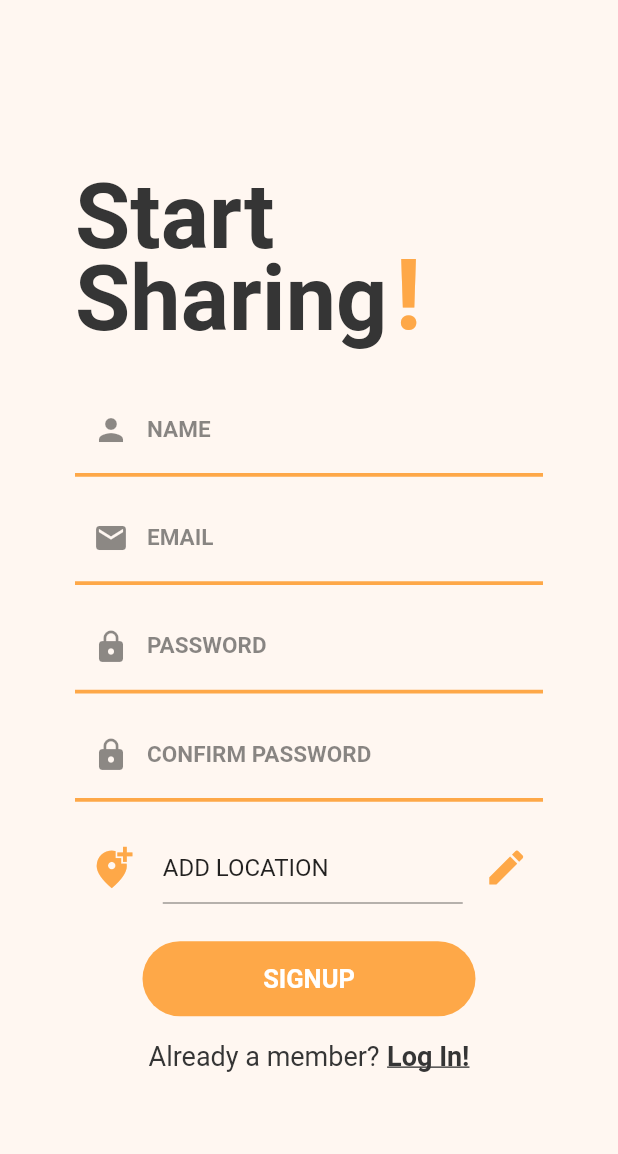
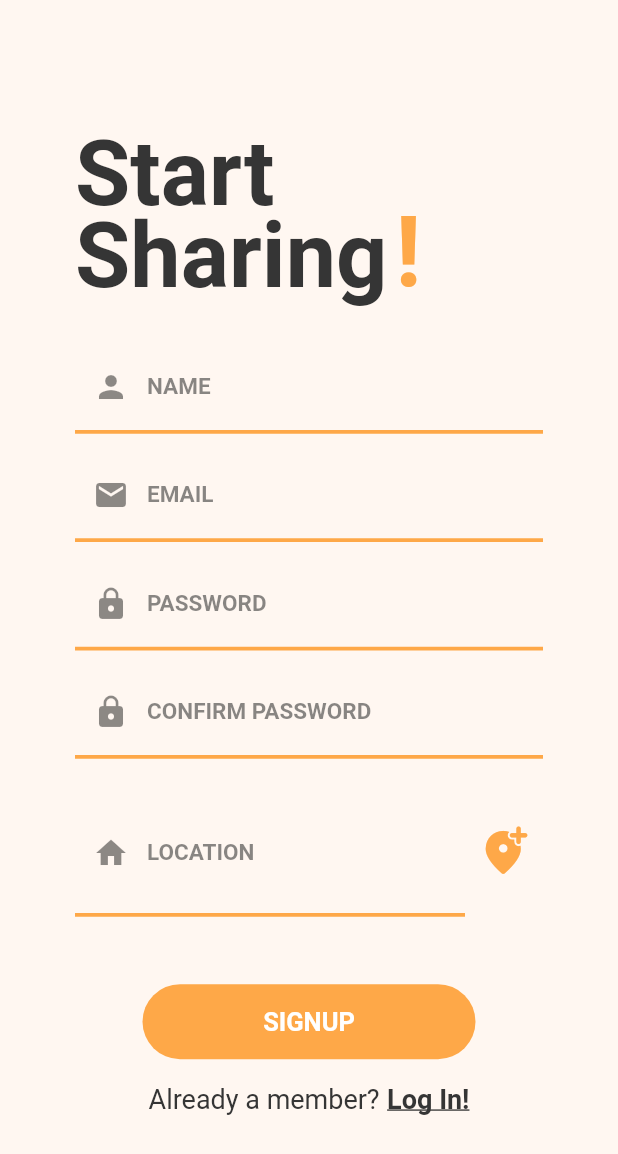
Before and after one commit to Food-For-Good/ffg-mobile, a Flutter app: the RegisterScreen screen opened by its route, on a phone screen of 412 x 824 dp. Shown: the top 1154 px of the screen. Run offline on Flutter 3.47's test engine with Material 2 defaults, Android fonts, the phone set to English and light mode, and no system bars; our stand-ins replace cloud_firestore, firebase_auth, flushbar, flutter_map, flutter_spinkit, font_awesome_flutter and 3 more; missing offline and left inert: geocoder, mapbox_gl; accounts and stored records are empty; Roboto replaces fonts that are missing (Proxima Nova).

Commit message:
Added ability to edit saved address.

```diff
--- a/lib/components/text_feild.dart
+++ b/lib/components/text_feild.dart
@@ -2,21 +2,24 @@ import 'package:flutter/material.dart';
 import 'package:FoodForGood/constants.dart';
 
 class CustomTextFeild extends StatelessWidget {
-  final label;
-  final kbType;
-  final isPass;
-  final prefixIcon;
-  final textCap;
-  final changed;
-  final lines;
+  final Function changed;
+  final bool isPass;
+  final TextInputType kbType;
+  final String label;
+  final Icon prefixIcon;
+  final TextCapitalization textCap;
+  final TextEditingController editingController;
+
+  final int lines;
   CustomTextFeild({
+    this.changed,
+    this.isPass = false,
+    this.kbType = TextInputType.text,
     this.label = 'button',
-    this.kbType = TextInputType.text,
-    this.isPass = false,
-    this.prefixIcon = Null,
+    this.prefixIcon,
     this.textCap = TextCapitalization.none,
-    this.changed = Null,
     this.lines = 1,
+    this.editingController,
   });
 
   @override
@@ -26,6 +29,7 @@ class CustomTextFeild extends StatelessWidget {
       onChanged: changed,
       cursorColor: kPrimaryColor,
       textCapitalization: textCap,
+      controller: editingController,
       style: TextStyle(
         fontWeight: FontWeight.bold,
         fontSize: 20.0,
--- a/lib/models/address_model.dart
+++ b/lib/models/address_model.dart
@@ -9,7 +9,7 @@ class AddressModel extends ChangeNotifier {
 
   AddressModel([location, text]) {
     this.location = location ?? LatLng(0.0, 0.0);
-    this.text = text ?? 'ADD LOCATION';
+    this.text = text ?? '';
   }
 
   void _syncTextToLocation() async {
--- a/lib/screens/register_screen.dart
+++ b/lib/screens/register_screen.dart
@@ -22,8 +22,6 @@ class RegisterScreenState extends State<RegisterScreen> {
   bool _showSpinner = false;
   String _name, _email, _password, _confirmPassword;
   Firestore _firestore = Firestore.instance;
-
-  bool _isEditing = false;
 
   void _openAddressModal(AddressModel addressModel) async {
     showModalBottomSheet(
@@ -136,45 +134,32 @@ class RegisterScreenState extends State<RegisterScreen> {
                       Consumer<AddressModel>(
                         builder: (context, addressModel, child) {
                           return Row(
-                            mainAxisAlignment: MainAxisAlignment.center,
+                            // mainAxisAlignment: MainAxisAlignment.center,
                             children: <Widget>[
+                              Container(
+                                width: 260.0,
+                                child: CustomTextFeild(
+                                  label: 'LOCATION',
+                                  prefixIcon: Icon(Icons.home),
+                                  lines: 2,
+                                  editingController: TextEditingController(
+                                    text: addressModel.text,
+                                  ),
+                                ),
+                              ),
                               IconButton(
-                                icon: Icon(Icons.add_location_alt),
+                                icon: Icon(Icons.add_location_alt_rounded),
                                 color: kPrimaryColor,
                                 onPressed: () {
                                   this._openAddressModal(addressModel);
                                 },
-                                iconSize: 30.0,
-                              ),
-                              SizedBox(width: 10.0),
-                              Container(
-                                width: 200.0,
-                                child: TextField(
-                                  onSubmitted: (newValue) {
-                                    setState(() {
-                                      addressModel.updateText(newValue);
-                                    });
-                                  },
-                                  controller: TextEditingController(
-                                      text: addressModel.text),
-                                ),
-                              ),
-                              SizedBox(width: 5.0),
-                              IconButton(
-                                icon: Icon(Icons.edit),
-                                color: kPrimaryColor,
-                                onPressed: () {
-                                  setState(() {
-                                    this._isEditing = !this._isEditing;
-                                  });
-                                },
-                                iconSize: 30.0,
+                                iconSize: 35.0,
                               ),
                             ],
                           );
                         },
                       ),
-                      SizedBox(height: 25.0),
+                      SizedBox(height: 45.0),
                       RoundedButton(
                         title: 'SIGNUP',
                         colour: kPrimaryColor,
@@ -258,91 +243,3 @@ class RegisterScreenState extends State<RegisterScreen> {
     );
   }
 }
-
-// class AddressEditor extends StatefulWidget {
-//   final Function openModalFn;
-//   final BuildContext buildContext;
-
-//   AddressEditor({@required this.openModalFn, @required this.buildContext});
-
-//   @override
-//   _AddressEditorState createState() => _AddressEditorState();
-// }
-
-// class _AddressEditorState extends State<AddressEditor> {
-//   bool _isEditing = false;
-//   TextEditingController _editingController;
-//   AddressModel _addressModel;
-
-//   @override
-//   void initState() {
-//     super.initState();
-//     _editingController = TextEditingController(text: 'asd');
-//   }
-
-//   @override
-//   void dispose() {
-//     _editingController.dispose();
-//     super.dispose();
-//   }
-
-//   @override
-//   Widget build(BuildContext context) {
-//     this._addressModel = Provider.of<AddressModel>(context);
-//     print(this._addressModel.text);
-//     Widget addressDisplay = Container(
-//       width: 200.0,
-//       child: Text(
-//         this._addressModel.text,
-//         style: kTextStyle.copyWith(
-//           fontWeight: FontWeight.bold,
-//           color: kSecondaryColor,
-//           fontSize: 15.0,
-//         ),
-//         maxLines: 2,
-//         overflow: TextOverflow.ellipsis,
-//       ),
-//     );
-
-//     Widget addressEdit = Container(
-//       width: 200.0,
-//       child: TextField(
-//         onSubmitted: (newValue) {
-//           setState(() {
-//             this._addressModel.updateText(newValue);
-//             this._isEditing = false;
-//           });
-//         },
-//         autofocus: true,
-//         controller: _editingController,
-//       ),
-//     );
-
-//     return Row(
-//       mainAxisAlignment: MainAxisAlignment.center,
-//       children: <Widget>[
-//         IconButton(
-//           icon: Icon(Icons.add_location_alt),
-//           color: kPrimaryColor,
-//           onPressed: () {
-//             widget.openModalFn(this._addressModel);
-//           },
-//           iconSize: 30.0,
-//         ),
-//         SizedBox(width: 10.0),
-//         this._isEditing ? addressEdit : addressDisplay,
-//         SizedBox(width: 5.0),
-//         IconButton(
-//           icon: Icon(Icons.edit),
-//           color: kPrimaryColor,
-//           onPressed: () {
-//             setState(() {
-//               this._isEditing = !this._isEditing;
-//             });
-//           },
-//           iconSize: 30.0,
-//         ),
-//       ],
-//     );
-//   }
-// }
```
